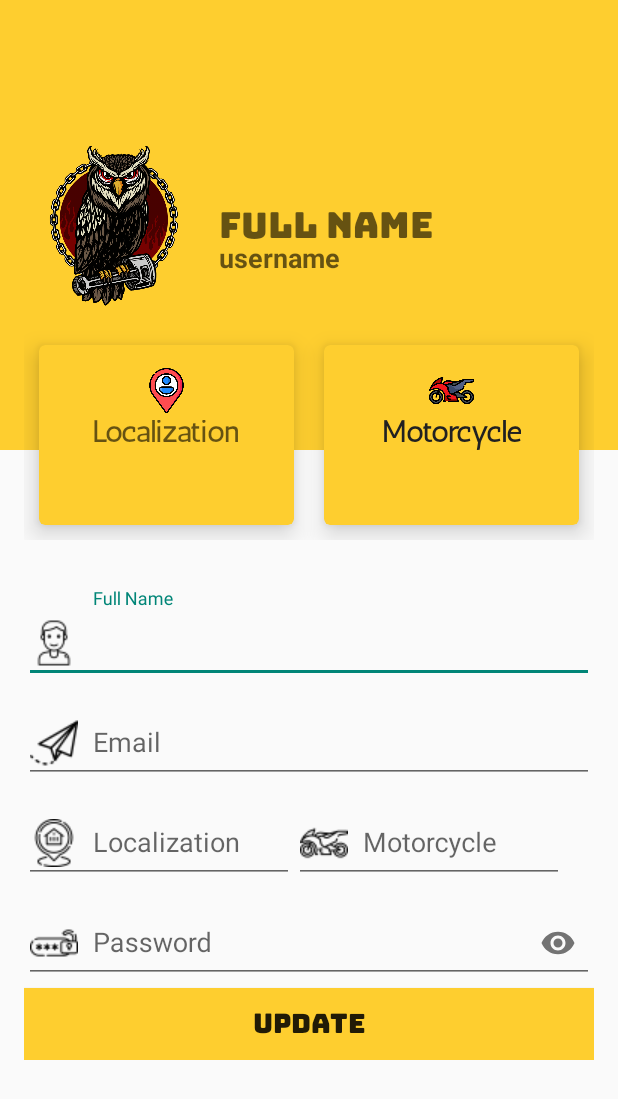
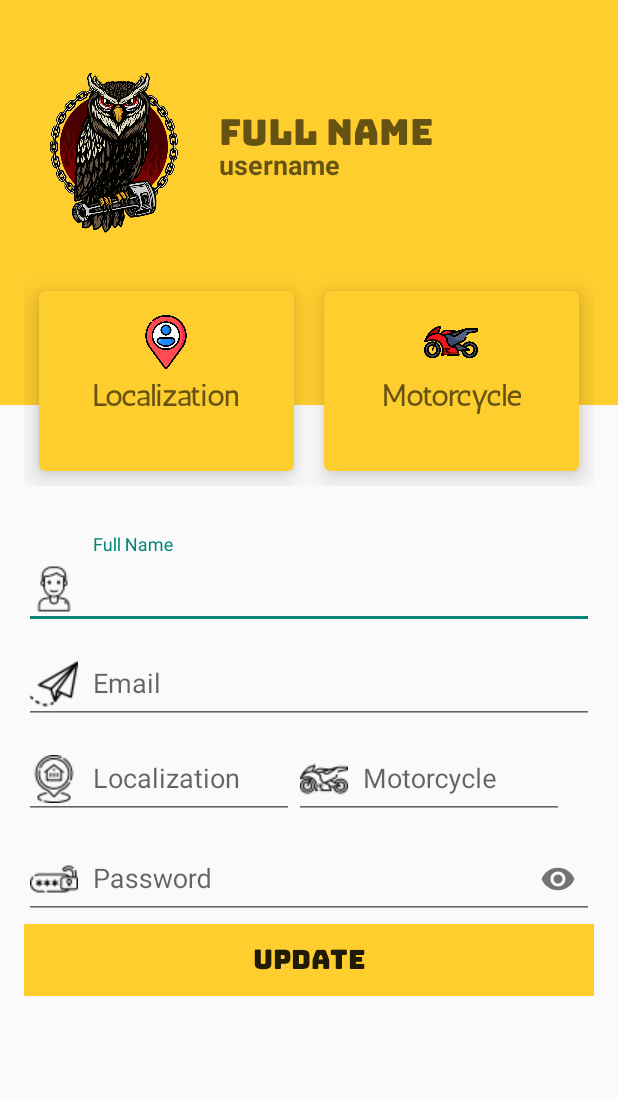
Before and after one commit to NNCoelho/MotorSport, an Android app: the UserprofileActivity screen opened directly, with no data from a screen before it, on a phone screen of 412 x 824 dp. Shown: the top 1099 px of the screen. Run offline under Robolectric (Android 15) with nearby library versions, the phone set to English and light mode, and no system bars.

Commit message:
Reformat and rearrange code

```diff
--- a/app/src/main/java/com/coelho/motorsport/UserHelperClass.java
+++ b/app/src/main/java/com/coelho/motorsport/UserHelperClass.java
@@ -1,5 +1,6 @@
 package com.coelho.motorsport;
 
+@SuppressWarnings("unused")
 public class UserHelperClass {
 
     String name, username, email, location, motorcycle, password;
--- a/app/src/main/res/layout/activity_main.xml
+++ b/app/src/main/res/layout/activity_main.xml
@@ -31,7 +31,7 @@
         android:gravity="center"
         android:includeFontPadding="false"
         android:text="@string/motorsport_club"
-        android:textSize="57sp"
+        android:textSize="54sp"
         android:transitionName="welcome_text"
         app:layout_constraintBottom_toTopOf="@id/motorsportSlogan"
         app:layout_constraintEnd_toEndOf="parent"
--- a/app/src/main/res/layout/activity_signup.xml
+++ b/app/src/main/res/layout/activity_signup.xml
@@ -51,8 +51,8 @@
             android:id="@+id/layoutSignup"
             android:layout_width="match_parent"
             android:layout_height="wrap_content"
-            android:layout_marginTop="20dp"
-            android:layout_marginBottom="20dp"
+            android:layout_marginTop="12dp"
+            android:layout_marginBottom="12dp"
             android:gravity="center"
             android:orientation="vertical">
 
--- a/app/src/main/res/layout/activity_userprofile.xml
+++ b/app/src/main/res/layout/activity_userprofile.xml
@@ -13,7 +13,7 @@
 
         <RelativeLayout
             android:layout_width="match_parent"
-            android:layout_height="300dp"
+            android:layout_height="270dp"
             android:background="#fece2f"
             android:padding="16dp">
 
@@ -21,7 +21,7 @@
                 android:id="@+id/profile_image"
                 android:layout_width="120dp"
                 android:layout_height="120dp"
-                android:layout_centerVertical="true"
+                android:layout_marginTop="25dp"
                 android:contentDescription="@string/app_name"
                 android:src="@drawable/owlpiston" />
 
@@ -29,8 +29,8 @@
                 android:id="@+id/profileFullName"
                 android:layout_width="wrap_content"
                 android:layout_height="wrap_content"
-                android:layout_centerVertical="true"
                 android:layout_marginStart="10dp"
+                android:layout_marginTop="60dp"
                 android:layout_toEndOf="@+id/profile_image"
                 android:fontFamily="@font/bungee"
                 android:hint="@string/full_name"
@@ -56,7 +56,8 @@
         <LinearLayout
             android:layout_width="match_parent"
             android:layout_height="wrap_content"
-            android:layout_marginTop="-96dp"
+            android:layout_marginTop="-102dp"
+            android:orientation="horizontal"
             android:padding="16dp">
 
             <com.google.android.material.card.MaterialCardView
@@ -70,11 +71,12 @@
                 <RelativeLayout
                     android:layout_width="match_parent"
                     android:layout_height="match_parent"
-                    android:padding="15dp">
+                    android:padding="16dp">
 
                     <ImageView
-                        android:layout_width="30dp"
-                        android:layout_height="30dp"
+                        android:id="@+id/placeholderIcon"
+                        android:layout_width="36dp"
+                        android:layout_height="36dp"
                         android:layout_centerHorizontal="true"
                         android:contentDescription="@string/app_name"
                         android:src="@drawable/placeholder" />
@@ -83,7 +85,9 @@
                         android:id="@+id/profileLocalization"
                         android:layout_width="wrap_content"
                         android:layout_height="wrap_content"
-                        android:layout_centerInParent="true"
+                        android:layout_below="@+id/placeholderIcon"
+                        android:layout_centerHorizontal="true"
+                        android:layout_marginTop="10dp"
                         android:fontFamily="@font/antic"
                         android:hint="@string/localization"
                         android:includeFontPadding="false"
@@ -106,11 +110,12 @@
                 <RelativeLayout
                     android:layout_width="match_parent"
                     android:layout_height="match_parent"
-                    android:padding="15dp">
+                    android:padding="16dp">
 
                     <ImageView
-                        android:layout_width="30dp"
-                        android:layout_height="30dp"
+                        android:id="@+id/motoIcon"
+                        android:layout_width="36dp"
+                        android:layout_height="36dp"
                         android:layout_centerHorizontal="true"
                         android:contentDescription="@string/app_name"
                         android:src="@drawable/motorcycle" />
@@ -119,10 +124,12 @@
                         android:id="@+id/profileMotorcycle"
                         android:layout_width="wrap_content"
                         android:layout_height="wrap_content"
-                        android:layout_centerInParent="true"
+                        android:layout_below="@+id/motoIcon"
+                        android:layout_centerHorizontal="true"
+                        android:layout_marginTop="10dp"
                         android:fontFamily="@font/antic"
+                        android:hint="@string/motorcycle"
                         android:includeFontPadding="false"
-                        android:text="@string/motorcycle"
                         android:textColor="#212121"
                         android:textSize="20sp"
                         android:textStyle="bold" />
@@ -143,7 +150,6 @@
                 android:id="@+id/profile_FullName"
                 android:layout_width="match_parent"
                 android:layout_height="wrap_content"
-                android:layout_marginBottom="3dp"
                 android:hint="@string/full_name">
 
                 <com.google.android.material.textfield.TextInputEditText
@@ -160,7 +166,6 @@
                 android:id="@+id/profile_Email"
                 android:layout_width="match_parent"
                 android:layout_height="wrap_content"
-                android:layout_marginBottom="3dp"
                 android:hint="@string/email">
 
                 <com.google.android.material.textfield.TextInputEditText
@@ -181,8 +186,7 @@
                 <com.google.android.material.textfield.TextInputLayout
                     android:id="@+id/profile_Localization"
                     android:layout_width="wrap_content"
-                    android:layout_height="wrap_content"
-                    android:layout_marginBottom="3dp">
+                    android:layout_height="wrap_content">
 
                     <com.google.android.material.textfield.TextInputEditText
                         android:layout_width="180dp"
@@ -218,7 +222,6 @@
                 android:id="@+id/profile_Password"
                 android:layout_width="match_parent"
                 android:layout_height="wrap_content"
-                android:layout_marginBottom="3dp"
                 android:hint="@string/password"
                 app:passwordToggleEnabled="true">
 
@@ -237,6 +240,7 @@
                 android:id="@+id/btnUpdateProfile"
                 android:layout_width="match_parent"
                 android:layout_height="wrap_content"
+                android:layout_marginTop="3dp"
                 android:background="#fece2f"
                 android:fontFamily="@font/bungee"
                 android:includeFontPadding="false"
```
